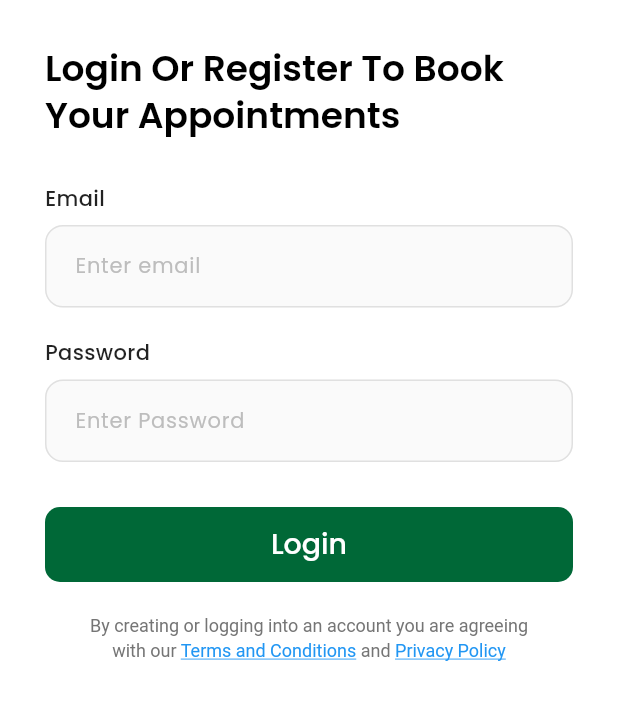
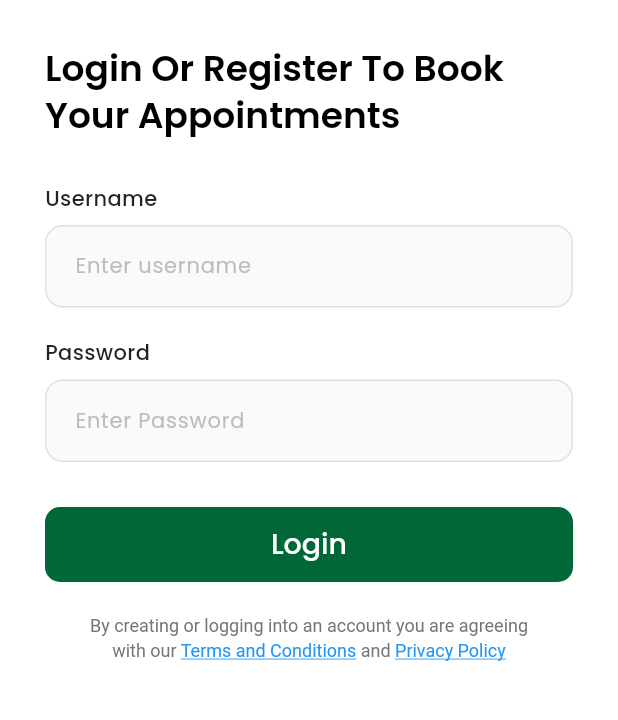
Before and after one commit to Geetika37/Ayurveda, a Flutter app: the screen it shows after launch, on a phone screen of 412 x 824 dp, the part 255-975 px from its top. Run offline on Flutter 3.47's test engine with Material 3 defaults, Android fonts, the phone set to English and light mode, and no system bars; our stand-ins replace dio, flutter_easyloading, flutter_spinkit, flutter_svg, gap, get and 4 more.

Commit message:
Update app icons and modify login view labels

```diff
--- a/lib/app/modules/login/views/login_view.dart
+++ b/lib/app/modules/login/views/login_view.dart
@@ -66,7 +66,7 @@ class LoginView extends GetView<LoginController> {
                       const SizedBox(height: 30),
 
                       const Text(
-                        'Email',
+                        'Username',
                         style: TextStyle(
                           fontSize: 14,
                           fontWeight: FontWeight.w500,
@@ -78,7 +78,7 @@ class LoginView extends GetView<LoginController> {
                         controller: controller.emailController,
                         validator: Validators.nameValidator,
                         keyboardType: TextInputType.emailAddress,
-                        hintText: 'Enter email',
+                        hintText: 'Enter username',
                       ),
                       const SizedBox(height: 20),
 
```
Also changed, not shown: pubspec.yaml (+14 -0 lines), pubspec.lock, 42 other files.
